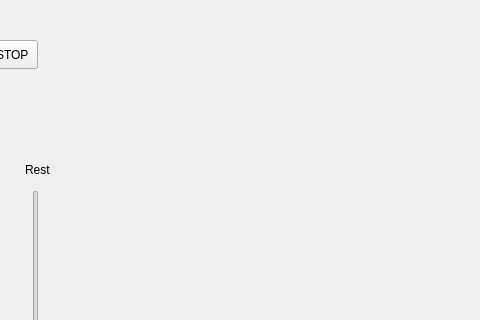
Before: the Qt Designer form QT_Project/mainwindow.ui in DamianF100/UFZ-Project, drawn with Qt 5; both pictures show x 365 to 845 and y 0 to 320 of the 1200 by 700 pixel window.
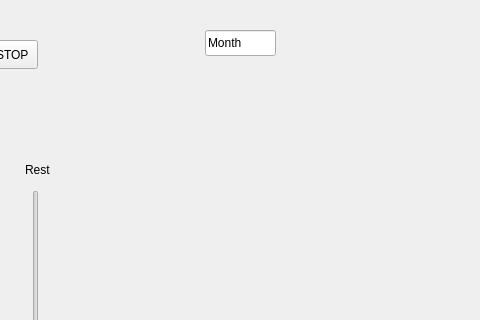
After: the same form once the commit is applied. Custom widgets are drawn as their Qt base class.

Commit message: MONTH Field added

What changed in the file:
```diff
--- a/QT_Project/mainwindow.ui
+++ b/QT_Project/mainwindow.ui
@@ -36,6 +36,19 @@
       <height>600</height>
      </rect>
     </property>
+    <widget class="QLineEdit" name="MONTH">
+     <property name="geometry">
+      <rect>
+       <x>0</x>
+       <y>0</y>
+       <width>71</width>
+       <height>26</height>
+      </rect>
+     </property>
+     <property name="text">
+      <string>Month</string>
+     </property>
+    </widget>
    </widget>
    <widget class="QPushButton" name="STEP">
     <property name="geometry">
```
The commit also changes 2 other files.
